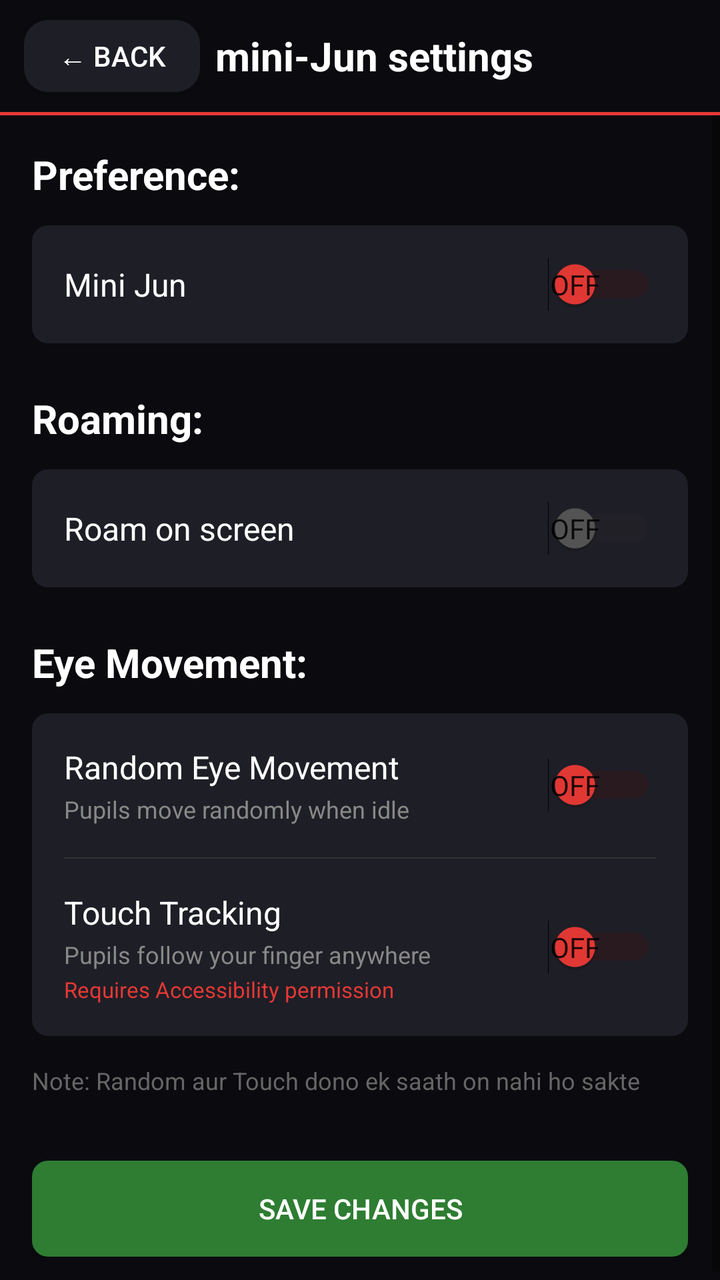
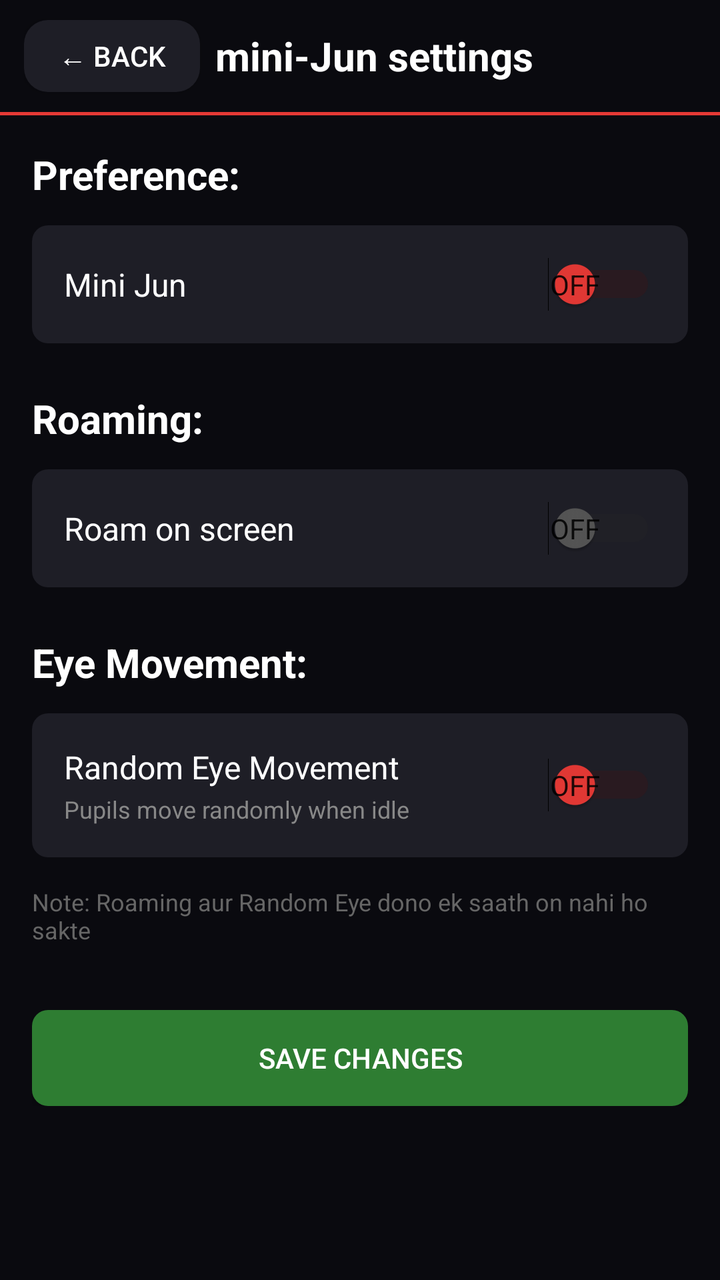

Screens rendered from an Android XML layout before and after an edit, with the pre-edit source and the edit as a unified diff.
<!-- AndroidManifest.xml: application theme Theme.AppCompat.Light.NoActionBar -->
<!-- res/layout/activity_mini_jun_settings.xml -->
<?xml version="1.0" encoding="utf-8"?>
<LinearLayout
    xmlns:android="http://schemas.android.com/apk/res/android"
    android:layout_width="match_parent"
    android:layout_height="match_parent"
    android:background="#0A0A0F"
    android:orientation="vertical">

    
    <LinearLayout
        android:layout_width="match_parent"
        android:layout_height="56dp"
        android:orientation="horizontal"
        android:gravity="center_vertical"
        android:paddingStart="12dp"
        android:paddingEnd="16dp"
        android:background="#0A0A0F">

        <Button
            android:id="@+id/backButton"
            android:layout_width="wrap_content"
            android:layout_height="36dp"
            android:text="← Back"
            android:textColor="#FFFFFF"
            android:textSize="14sp"
            android:background="@drawable/rounded_dark_button"
            android:paddingStart="12dp"
            android:paddingEnd="12dp"/>

        <TextView
            android:layout_width="0dp"
            android:layout_height="wrap_content"
            android:layout_weight="1"
            android:text="mini-Jun settings"
            android:textColor="#FFFFFF"
            android:textSize="20sp"
            android:textStyle="bold"
            android:gravity="center"/>

        <View
            android:layout_width="70dp"
            android:layout_height="wrap_content"/>

    </LinearLayout>

    
    <View
        android:layout_width="match_parent"
        android:layout_height="1.5dp"
        android:background="#E53935"/>

    
    <ScrollView
        android:layout_width="match_parent"
        android:layout_height="match_parent">

        <LinearLayout
            android:layout_width="match_parent"
            android:layout_height="wrap_content"
            android:orientation="vertical"
            android:padding="16dp">

            
            <TextView
                android:layout_width="wrap_content"
                android:layout_height="wrap_content"
                android:text="Preference:"
                android:textColor="#FFFFFF"
                android:textSize="20sp"
                android:textStyle="bold"
                android:paddingBottom="12dp"/>

            <LinearLayout
                android:layout_width="match_parent"
                android:layout_height="wrap_content"
                android:orientation="vertical"
                android:background="@drawable/settings_button"
                android:padding="16dp"
                android:layout_marginBottom="24dp">

                <LinearLayout
                    android:layout_width="match_parent"
                    android:layout_height="wrap_content"
                    android:orientation="horizontal"
                    android:gravity="center_vertical">

                    <TextView
                        android:layout_width="0dp"
                        android:layout_height="wrap_content"
                        android:layout_weight="1"
                        android:text="Mini Jun"
                        android:textColor="#FFFFFF"
                        android:textSize="16sp"/>

                    <Switch
                        android:id="@+id/miniJunSwitch"
                        android:layout_width="wrap_content"
                        android:layout_height="wrap_content"
                        android:checked="false"
                        android:showText="true"
                        android:textOn="On"
                        android:textOff="Off"
                        android:textColor="#FFFFFF"
                        android:thumbTint="#E53935"
                        android:trackTint="#4A1010"/>

                </LinearLayout>
            </LinearLayout>

            
            <TextView
                android:layout_width="wrap_content"
                android:layout_height="wrap_content"
                android:text="Roaming:"
                android:textColor="#FFFFFF"
                android:textSize="20sp"
                android:textStyle="bold"
                android:paddingBottom="12dp"/>

            <LinearLayout
                android:layout_width="match_parent"
                android:layout_height="wrap_content"
                android:orientation="vertical"
                android:background="@drawable/settings_button"
                android:padding="16dp"
                android:layout_marginBottom="24dp">

                <LinearLayout
                    android:layout_width="match_parent"
                    android:layout_height="wrap_content"
                    android:orientation="horizontal"
                    android:gravity="center_vertical">

                    <TextView
                        android:layout_width="0dp"
                        android:layout_height="wrap_content"
                        android:layout_weight="1"
                        android:text="Roam on screen"
                        android:textColor="#FFFFFF"
                        android:textSize="16sp"/>

                    <Switch
                        android:id="@+id/roamSwitch"
                        android:layout_width="wrap_content"
                        android:layout_height="wrap_content"
                        android:checked="false"
                        android:showText="true"
                        android:textOn="On"
                        android:textOff="Off"
                        android:textColor="#FFFFFF"
                        android:thumbTint="#555555"
                        android:trackTint="#2A2A2A"/>

                </LinearLayout>
            </LinearLayout>

            
            <TextView
                android:layout_width="wrap_content"
                android:layout_height="wrap_content"
                android:text="Eye Movement:"
                android:textColor="#FFFFFF"
                android:textSize="20sp"
                android:textStyle="bold"
                android:paddingBottom="12dp"/>

            <LinearLayout
                android:layout_width="match_parent"
                android:layout_height="wrap_content"
                android:orientation="vertical"
                android:background="@drawable/settings_button"
                android:padding="16dp"
                android:layout_marginBottom="8dp">

                
                <LinearLayout
                    android:layout_width="match_parent"
                    android:layout_height="wrap_content"
                    android:orientation="horizontal"
                    android:gravity="center_vertical"
                    android:paddingBottom="16dp">

                    <LinearLayout
                        android:layout_width="0dp"
                        android:layout_height="wrap_content"
                        android:layout_weight="1"
                        android:orientation="vertical">

                        <TextView
                            android:layout_width="wrap_content"
                            android:layout_height="wrap_content"
                            android:text="Random Eye Movement"
                            android:textColor="#FFFFFF"
                            android:textSize="16sp"/>

                        <TextView
                            android:layout_width="wrap_content"
                            android:layout_height="wrap_content"
                            android:text="Pupils move randomly when idle"
                            android:textColor="#888888"
                            android:textSize="12sp"
                            android:paddingTop="2dp"/>

                    </LinearLayout>

                    <Switch
                        android:id="@+id/randomEyeSwitch"
                        android:layout_width="wrap_content"
                        android:layout_height="wrap_content"
                        android:checked="false"
                        android:showText="true"
                        android:textOn="On"
                        android:textOff="Off"
                        android:textColor="#FFFFFF"
                        android:thumbTint="#E53935"
                        android:trackTint="#4A1010"/>

                </LinearLayout>

                
                <View
                    android:layout_width="match_parent"
                    android:layout_height="0.8dp"
                    android:background="#333333"
                    android:layout_marginBottom="16dp"/>

                
                <LinearLayout
                    android:layout_width="match_parent"
                    android:layout_height="wrap_content"
                    android:orientation="horizontal"
                    android:gravity="center_vertical">

                    <LinearLayout
                        android:layout_width="0dp"
                        android:layout_height="wrap_content"
                        android:layout_weight="1"
                        android:orientation="vertical">

                        <TextView
                            android:layout_width="wrap_content"
                            android:layout_height="wrap_content"
                            android:text="Touch Tracking"
                            android:textColor="#FFFFFF"
                            android:textSize="16sp"/>

                        <TextView
                            android:layout_width="wrap_content"
                            android:layout_height="wrap_content"
                            android:text="Pupils follow your finger anywhere"
                            android:textColor="#888888"
                            android:textSize="12sp"
                            android:paddingTop="2dp"/>

                        <TextView
                            android:layout_width="wrap_content"
                            android:layout_height="wrap_content"
                            android:text="Requires Accessibility permission"
                            android:textColor="#E53935"
                            android:textSize="11sp"
                            android:paddingTop="2dp"/>

                    </LinearLayout>

                    <Switch
                        android:id="@+id/touchEyeSwitch"
                        android:layout_width="wrap_content"
                        android:layout_height="wrap_content"
                        android:checked="false"
                        android:showText="true"
                        android:textOn="On"
                        android:textOff="Off"
                        android:textColor="#FFFFFF"
                        android:thumbTint="#E53935"
                        android:trackTint="#4A1010"/>

                </LinearLayout>

            </LinearLayout>

            
            <TextView
                android:layout_width="wrap_content"
                android:layout_height="wrap_content"
                android:text="Note: Random aur Touch dono ek saath on nahi ho sakte"
                android:textColor="#666666"
                android:textSize="12sp"
                android:paddingBottom="24dp"
                android:paddingTop="6dp"/>

            
            <Button
                android:id="@+id/saveButton"
                android:layout_width="match_parent"
                android:layout_height="48dp"
                android:text="Save changes"
                android:textColor="#FFFFFF"
                android:background="@drawable/settings_button_green"
                android:layout_marginTop="8dp"/>

        </LinearLayout>
    </ScrollView>

</LinearLayout>
<!-- resources referenced by this layout -->
<resources>
  <!-- drawable rounded_dark_button (drawable) -->
  <?xml version="1.0" encoding="utf-8"?>
  <shape xmlns:android="http://schemas.android.com/apk/res/android"
      android:shape="rectangle">
      <solid android:color="#1E1E26"/>
      <corners android:radius="12dp"/>
  </shape>
  <!-- drawable settings_button (drawable) -->
  <?xml version="1.0" encoding="utf-8"?>
  <shape xmlns:android="http://schemas.android.com/apk/res/android"
      android:shape="rectangle">
      <solid android:color="#1E1E26"/>
      <corners android:radius="8dp"/>
  </shape>
  <!-- drawable settings_button_green (drawable) -->
  <?xml version="1.0" encoding="utf-8"?>
  <shape xmlns:android="http://schemas.android.com/apk/res/android"
      android:shape="rectangle">
      <solid android:color="#2E7D32"/>
      <corners android:radius="8dp"/>
  </shape>
</resources>

<!-- the commit's change to res/layout/activity_mini_jun_settings.xml (unified diff, before → after) -->
@@ -172,13 +172,11 @@
                 android:padding="16dp"
                 android:layout_marginBottom="8dp">
 
-                
                 <LinearLayout
                     android:layout_width="match_parent"
                     android:layout_height="wrap_content"
                     android:orientation="horizontal"
-                    android:gravity="center_vertical"
-                    android:paddingBottom="16dp">
+                    android:gravity="center_vertical">
 
                     <LinearLayout
                         android:layout_width="0dp"
@@ -217,72 +215,13 @@
 
                 </LinearLayout>
 
-                
-                <View
-                    android:layout_width="match_parent"
-                    android:layout_height="0.8dp"
-                    android:background="#333333"
-                    android:layout_marginBottom="16dp"/>
-
-                
-                <LinearLayout
-                    android:layout_width="match_parent"
-                    android:layout_height="wrap_content"
-                    android:orientation="horizontal"
-                    android:gravity="center_vertical">
-
-                    <LinearLayout
-                        android:layout_width="0dp"
-                        android:layout_height="wrap_content"
-                        android:layout_weight="1"
-                        android:orientation="vertical">
-
-                        <TextView
-                            android:layout_width="wrap_content"
-                            android:layout_height="wrap_content"
-                            android:text="Touch Tracking"
-                            android:textColor="#FFFFFF"
-                            android:textSize="16sp"/>
-
-                        <TextView
-                            android:layout_width="wrap_content"
-                            android:layout_height="wrap_content"
-                            android:text="Pupils follow your finger anywhere"
-                            android:textColor="#888888"
-                            android:textSize="12sp"
-                            android:paddingTop="2dp"/>
-
-                        <TextView
-                            android:layout_width="wrap_content"
-                            android:layout_height="wrap_content"
-                            android:text="Requires Accessibility permission"
-                            android:textColor="#E53935"
-                            android:textSize="11sp"
-                            android:paddingTop="2dp"/>
-
-                    </LinearLayout>
-
-                    <Switch
-                        android:id="@+id/touchEyeSwitch"
-                        android:layout_width="wrap_content"
-                        android:layout_height="wrap_content"
-                        android:checked="false"
-                        android:showText="true"
-                        android:textOn="On"
-                        android:textOff="Off"
-                        android:textColor="#FFFFFF"
-                        android:thumbTint="#E53935"
-                        android:trackTint="#4A1010"/>
-
-                </LinearLayout>
-
             </LinearLayout>
 
             
             <TextView
                 android:layout_width="wrap_content"
                 android:layout_height="wrap_content"
-                android:text="Note: Random aur Touch dono ek saath on nahi ho sakte"
+                android:text="Note: Roaming aur Random Eye dono ek saath on nahi ho sakte"
                 android:textColor="#666666"
                 android:textSize="12sp"
                 android:paddingBottom="24dp"
